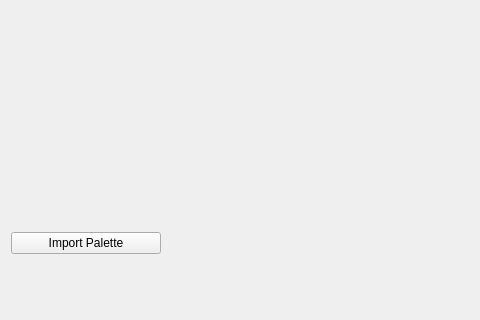
Old version of the form src/plugins/paletteviewer.ui in the repository lpenguin/vangers-utils-qt; both pictures show x 0 to 480 and y 195 to 515 of the 703 by 515 pixel window.
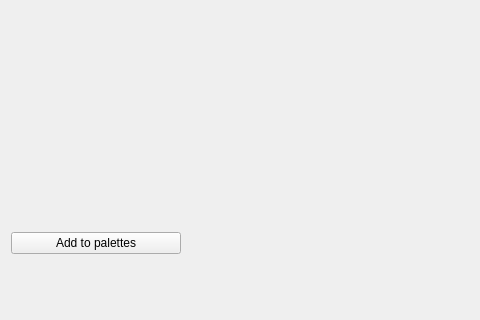
New version of the form. Custom widgets are drawn as their Qt base class.

Commit message: Renamed import palette button

```diff
--- a/src/plugins/paletteviewer.ui
+++ b/src/plugins/paletteviewer.ui
@@ -43,12 +43,12 @@
     <widget class="QPushButton" name="importPaletteButton">
      <property name="maximumSize">
       <size>
-       <width>150</width>
+       <width>170</width>
        <height>16777215</height>
       </size>
      </property>
      <property name="text">
-      <string>Import Palette</string>
+      <string>Add to palettes</string>
      </property>
     </widget>
    </item>
```
